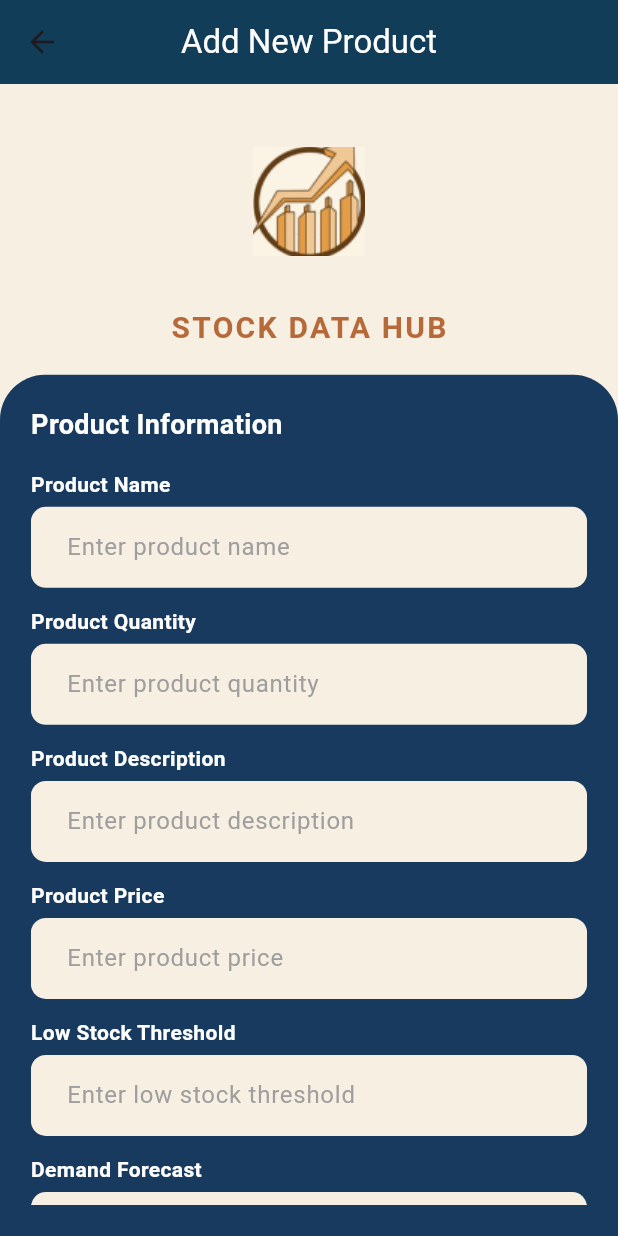
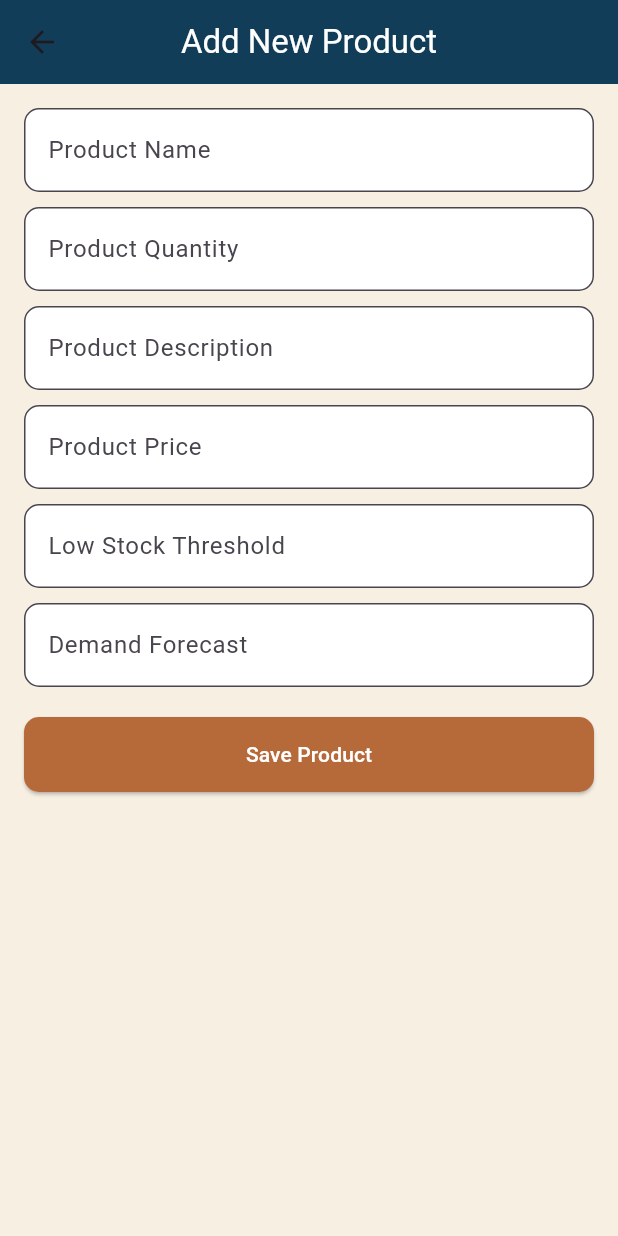
Before and after one commit to 07alizaa/stock_data_hub, a Flutter app: the AddNewProduct screen opened directly, on a phone screen of 412 x 824 dp. Run offline on Flutter 3.47's test engine with Material 3 defaults, Android fonts, the light colour scheme and no system bars; our stand-ins replace cloud_firestore, firebase_auth, firebase_core, firebase_database, shared_preferences; missing offline and left inert: mailer; accounts and stored records are empty.

Commit message:
Refined the code of add new product and its UI

```diff
--- a/lib/ProductManagement/AddNewProduct.dart
+++ b/lib/ProductManagement/AddNewProduct.dart
@@ -21,8 +21,6 @@ class _AddNewProductState extends State<AddNewProduct> {
 
   @override
   Widget build(BuildContext context) {
-    final size = MediaQuery.of(context).size;
-
     return Scaffold(
       backgroundColor: const Color(0xFFF8EFE3),
       appBar: AppBar(
@@ -34,115 +32,81 @@ class _AddNewProductState extends State<AddNewProduct> {
         centerTitle: true,
       ),
       body: SafeArea(
-        child: Column(
+        child: Form(
+          key: _formKey,
+          child: Padding(
+            padding: const EdgeInsets.all(16.0),
+            child: ListView(
               children: [
-            _buildHeader(size),
-            Expanded(
-              child: _buildForm(size),
+                _buildTextField(
+                  "Product Name",
+                  "Enter product name",
+                      (value) => productName = value!,
+                  validator: (value) =>
+                  value!.isEmpty ? "Please enter product name" : null,
+                ),
+                const SizedBox(height: 10),
+                _buildTextField(
+                  "Product Quantity",
+                  "Enter product quantity",
+                      (value) => productQuantity = int.parse(value!),
+                  validator: (value) =>
+                  value!.isEmpty ? "Please enter product quantity" : null,
+                  isNumeric: true,
+                ),
+                const SizedBox(height: 10),
+                _buildTextField(
+                  "Product Description",
+                  "Enter product description",
+                      (value) => productDescription = value!,
+                  validator: (value) =>
+                  value!.isEmpty ? "Please enter product description" : null,
+                ),
+                const SizedBox(height: 10),
+                _buildTextField(
+                  "Product Price",
+                  "Enter product price",
+                      (value) => productPrice = double.parse(value!),
+                  validator: (value) =>
+                  value!.isEmpty ? "Please enter product price" : null,
+                  isNumeric: true,
+                ),
+                const SizedBox(height: 10),
+                _buildTextField(
+                  "Low Stock Threshold",
+                  "Enter low stock threshold",
+                      (value) => lowStockThreshold = int.parse(value!),
+                  validator: (value) => value!.isEmpty
+                      ? "Please enter low stock threshold"
+                      : null,
+                  isNumeric: true,
+                ),
+                const SizedBox(height: 10),
+                _buildTextField(
+                  "Demand Forecast",
+                  "Enter demand forecast",
+                      (value) => demandForecast = value!,
+                  validator: (value) =>
+                  value!.isEmpty ? "Please enter demand forecast" : null,
+                ),
+                const SizedBox(height: 20),
+                ElevatedButton(
+                  onPressed: _saveProduct,
+                  style: ElevatedButton.styleFrom(
+                    backgroundColor: const Color(0xFFB66A39),
+                    padding: const EdgeInsets.symmetric(vertical: 15),
+                    shape: RoundedRectangleBorder(
+                      borderRadius: BorderRadius.circular(10),
+                    ),
+                  ),
+                  child: const Text(
+                    "Save Product",
+                    style: TextStyle(color: Colors.white),
+                  ),
                 ),
               ],
             ),
           ),
-    );
-  }
-
-  Widget _buildHeader(Size size) {
-    return Padding(
-      padding: EdgeInsets.symmetric(
-        vertical: size.height * 0.02,
-      ),
-      child: Column(
-        children: [
-          Image.asset(
-            'assets/logo.png',
-            height: size.height * 0.15,
-          ),
-          SizedBox(height: size.height * 0.01),
-          const Text(
-            "STOCK DATA HUB",
-            style: TextStyle(
-              fontSize: 20,
-              fontWeight: FontWeight.bold,
-              color: Color(0xFFB66A39),
-              letterSpacing: 1.5,
-            ),
-          ),
-        ],
-      ),
-    );
-  }
-
-  Widget _buildForm(Size size) {
-    return Container(
-      width: size.width,
-      decoration: const BoxDecoration(
-        color: Color(0xFF173A5E),
-        borderRadius: BorderRadius.only(
-          topLeft: Radius.circular(30),
-          topRight: Radius.circular(30),
-        ),
-      ),
-      padding: EdgeInsets.all(size.width * 0.05),
-      child: Form(
-        key: _formKey,
-        child: ListView(
-          children: [
-            const Text(
-              "Product Information",
-              style: TextStyle(
-                fontSize: 18,
-                fontWeight: FontWeight.bold,
-                color: Colors.white,
-              ),
-            ),
-            SizedBox(height: size.height * 0.02),
-            _buildTextField(
-              "Product Name",
-              "Enter product name",
-                  (value) => productName = value!.trim(),
-              validator: (value) => value!.isEmpty ? "Please enter product name" : null,
-            ),
-            SizedBox(height: size.height * 0.015),
-            _buildTextField(
-              "Product Quantity",
-              "Enter product quantity",
-                  (value) => productQuantity = int.parse(value!),
-              validator: (value) => value!.isEmpty ? "Please enter product quantity" : null,
-              isNumeric: true,
-            ),
-            SizedBox(height: size.height * 0.015),
-            _buildTextField(
-              "Product Description",
-              "Enter product description",
-                  (value) => productDescription = value!,
-              validator: (value) => value!.isEmpty ? "Please enter product description" : null,
-            ),
-            SizedBox(height: size.height * 0.015),
-            _buildTextField(
-              "Product Price",
-              "Enter product price",
-                  (value) => productPrice = double.parse(value!),
-              validator: (value) => value!.isEmpty ? "Please enter product price" : null,
-              isNumeric: true,
-            ),
-            SizedBox(height: size.height * 0.015),
-            _buildTextField(
-              "Low Stock Threshold",
-              "Enter low stock threshold",
-                  (value) => lowStockThreshold = int.parse(value!),
-              validator: (value) => value!.isEmpty ? "Please enter low stock threshold" : null,
-              isNumeric: true,
-            ),
-            SizedBox(height: size.height * 0.015),
-            _buildTextField(
-              "Demand Forecast",
-              "Enter demand forecast",
-                  (value) => demandForecast = value!,
-              validator: (value) => value!.isEmpty ? "Please enter demand forecast" : null,
-            ),
-            SizedBox(height: size.height * 0.03),
-            _buildSaveButton(size),
-          ],
         ),
       ),
     );
@@ -151,78 +115,27 @@ class _AddNewProductState extends State<AddNewProduct> {
   Widget _buildTextField(
       String labelText,
       String hintText,
-      void Function(String?) onSaved, {
+      Function(String?) onSaved, {
         required String? Function(String?) validator,
         bool isNumeric = false,
       }) {
-    return Column(
-      crossAxisAlignment: CrossAxisAlignment.start,
-      children: [
-        Text(
-          labelText,
-          style: const TextStyle(
-            fontSize: 14,
-            fontWeight: FontWeight.bold,
-            color: Colors.white,
-          ),
-        ),
-        const SizedBox(height: 5),
-        TextFormField(
+    return TextFormField(
       decoration: InputDecoration(
+        labelText: labelText,
         hintText: hintText,
-            hintStyle: const TextStyle(color: Colors.grey),
         filled: true,
-            fillColor: const Color(0xFFF8EFE3),
-            contentPadding: const EdgeInsets.symmetric(vertical: 15, horizontal: 20),
-            border: OutlineInputBorder(
-              borderRadius: BorderRadius.circular(10),
-              borderSide: BorderSide.none,
-            ),
+        fillColor: Colors.white,
+        border: OutlineInputBorder(borderRadius: BorderRadius.circular(10)),
       ),
       keyboardType: isNumeric ? TextInputType.number : TextInputType.text,
       validator: validator,
       onSaved: onSaved,
-        ),
-      ],
-    );
-  }
-
-  Widget _buildSaveButton(Size size) {
-    return Center(
-      child: ElevatedButton(
-        onPressed: _saveProduct,
-        style: ElevatedButton.styleFrom(
-          backgroundColor: const Color(0xFFB66A39),
-          padding: EdgeInsets.symmetric(
-            horizontal: size.width * 0.2,
-            vertical: size.height * 0.02,
-          ),
-          shape: RoundedRectangleBorder(
-            borderRadius: BorderRadius.circular(10),
-          ),
-        ),
-        child: const Text(
-          "Save",
-          style: TextStyle(
-            fontSize: 16,
-            fontWeight: FontWeight.bold,
-            color: Colors.white,
-          ),
-        ),
-      ),
     );
   }
 
   Future<void> _saveProduct() async {
     if (_formKey.currentState!.validate()) {
       _formKey.currentState!.save();
-
-      if (productName.isEmpty) {
-        ScaffoldMessenger.of(context).showSnackBar(
-          const SnackBar(content: Text('Product name cannot be empty')),
-        );
-        return;
-      }
 
       try {
         await _firestore.collection('products').add({
@@ -236,13 +149,12 @@ class _AddNewProductState extends State<AddNewProduct> {
         });
 
         ScaffoldMessenger.of(context).showSnackBar(
-          const SnackBar(content: Text('Product added successfully')),
+          const SnackBar(content: Text('Product added successfully!')),
         );
-
-        Navigator.pop(context, true);
+        Navigator.pop(context);
       } catch (e) {
         ScaffoldMessenger.of(context).showSnackBar(
-          SnackBar(content: Text('Error adding product: $e')),
+          SnackBar(content: Text('Error: $e')),
         );
     }
     }
```
Lines whose indentation alone changed are shown as unchanged.
